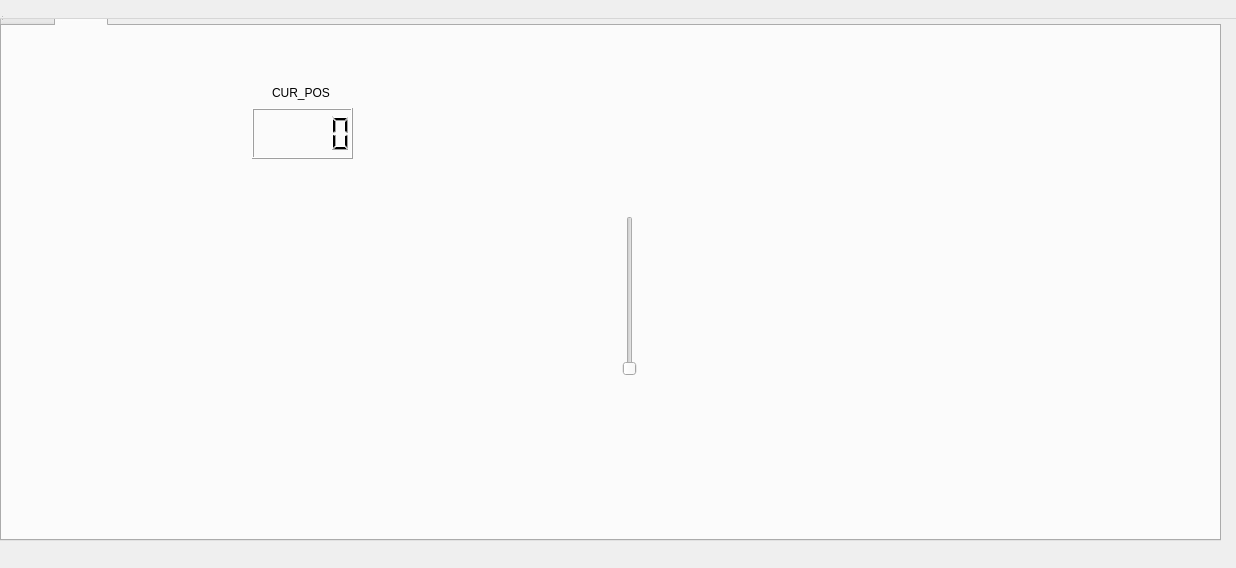
Old version of the form RQT_GUI/resource/AIMBOT_PLUGIN.ui in the repository ProjetS4-Aimteam/Code-Aim-bot.
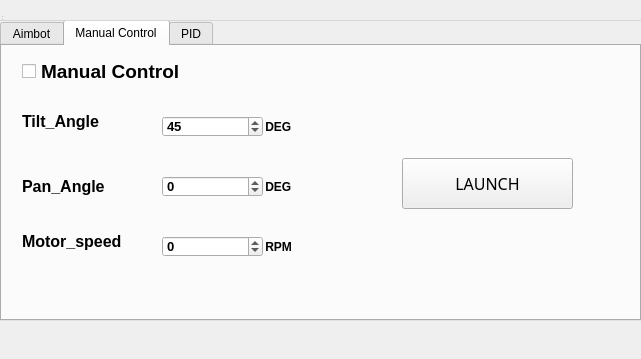
New version of the form. The open tabs and pages were chosen to show the change.

Commit message: GUI updated with basic button for Manual and PID tab. Creation of the backend code to update UIParameter topic as per GUI.

```diff
--- a/RQT_GUI/resource/AIMBOT_PLUGIN.ui
+++ b/RQT_GUI/resource/AIMBOT_PLUGIN.ui
@@ -6,24 +6,21 @@
    <rect>
     <x>0</x>
     <y>0</y>
-    <width>1236</width>
-    <height>568</height>
+    <width>641</width>
+    <height>359</height>
    </rect>
   </property>
   <property name="windowTitle">
    <string>MainWindow</string>
   </property>
   <widget class="QWidget" name="centralWidget">
-   <property name="autoFillBackground">
-    <bool>true</bool>
-   </property>
    <widget class="QTabWidget" name="tabWidget">
     <property name="geometry">
      <rect>
       <x>0</x>
-      <y>0</y>
-      <width>1221</width>
-      <height>541</height>
+      <y>20</y>
+      <width>641</width>
+      <height>301</height>
      </rect>
     </property>
     <property name="currentIndex">
@@ -31,47 +28,546 @@
     </property>
     <widget class="QWidget" name="tab">
      <attribute name="title">
-      <string>Tab 1</string>
+      <string>Aimbot</string>
      </attribute>
-    </widget>
-    <widget class="QWidget" name="tab_2">
-     <attribute name="title">
-      <string>Tab 2</string>
-     </attribute>
+     <widget class="QPushButton" name="Launch_Aimbot">
+      <property name="geometry">
+       <rect>
+        <x>430</x>
+        <y>200</y>
+        <width>171</width>
+        <height>51</height>
+       </rect>
+      </property>
+      <property name="font">
+       <font>
+        <family>Eras Bold ITC</family>
+        <pointsize>12</pointsize>
+        <weight>50</weight>
+        <bold>false</bold>
+       </font>
+      </property>
+      <property name="styleSheet">
+       <string notr="true">backgroundcolor: rgb(99, 133, 255)</string>
+      </property>
+      <property name="text">
+       <string>LAUNCH</string>
+      </property>
+     </widget>
+     <widget class="QComboBox" name="glass_list">
+      <property name="geometry">
+       <rect>
+        <x>430</x>
+        <y>141</y>
+        <width>171</width>
+        <height>31</height>
+       </rect>
+      </property>
+      <property name="font">
+       <font>
+        <pointsize>12</pointsize>
+        <weight>75</weight>
+        <bold>true</bold>
+       </font>
+      </property>
+     </widget>
+     <widget class="QLabel" name="label_7">
+      <property name="geometry">
+       <rect>
+        <x>480</x>
+        <y>115</y>
+        <width>81</width>
+        <height>21</height>
+       </rect>
+      </property>
+      <property name="font">
+       <font>
+        <pointsize>12</pointsize>
+        <weight>75</weight>
+        <bold>true</bold>
+       </font>
+      </property>
+      <property name="text">
+       <string>GLASS</string>
+      </property>
+     </widget>
      <widget class="QLCDNumber" name="CUP_POS">
       <property name="geometry">
        <rect>
-        <x>250</x>
-        <y>82</y>
-        <width>101</width>
-        <height>51</height>
+        <x>430</x>
+        <y>70</y>
+        <width>171</width>
+        <height>31</height>
        </rect>
+      </property>
+     </widget>
+     <widget class="QLabel" name="label_8">
+      <property name="geometry">
+       <rect>
+        <x>480</x>
+        <y>50</y>
+        <width>81</width>
+        <height>21</height>
+       </rect>
+      </property>
+      <property name="font">
+       <font>
+        <pointsize>12</pointsize>
+        <weight>75</weight>
+        <bold>true</bold>
+       </font>
+      </property>
+      <property name="text">
+       <string>CUP_POS</string>
+      </property>
+     </widget>
+     <widget class="QWidget" name="glass_graph" native="true">
+      <property name="geometry">
+       <rect>
+        <x>30</x>
+        <y>30</y>
+        <width>351</width>
+        <height>211</height>
+       </rect>
+      </property>
+     </widget>
+    </widget>
+    <widget class="QWidget" name="tab_2">
+     <attribute name="title">
+      <string>Manual Control</string>
+     </attribute>
+     <widget class="QCheckBox" name="Manual_control_check">
+      <property name="geometry">
+       <rect>
+        <x>20</x>
+        <y>10</y>
+        <width>211</width>
+        <height>31</height>
+       </rect>
+      </property>
+      <property name="font">
+       <font>
+        <pointsize>14</pointsize>
+        <weight>75</weight>
+        <bold>true</bold>
+       </font>
+      </property>
+      <property name="text">
+       <string>Manual Control</string>
+      </property>
+      <property name="checked">
+       <bool>false</bool>
       </property>
      </widget>
      <widget class="QLabel" name="label">
       <property name="geometry">
        <rect>
-        <x>270</x>
+        <x>20</x>
         <y>60</y>
-        <width>59</width>
-        <height>14</height>
+        <width>151</width>
+        <height>31</height>
        </rect>
       </property>
+      <property name="font">
+       <font>
+        <pointsize>12</pointsize>
+        <weight>75</weight>
+        <bold>true</bold>
+       </font>
+      </property>
       <property name="text">
-       <string>CUR_POS</string>
+       <string>Tilt_Angle</string>
       </property>
      </widget>
-     <widget class="QSlider" name="verticalSlider">
+     <widget class="QLabel" name="label_2">
       <property name="geometry">
        <rect>
-        <x>620</x>
+        <x>20</x>
+        <y>120</y>
+        <width>151</width>
+        <height>41</height>
+       </rect>
+      </property>
+      <property name="font">
+       <font>
+        <pointsize>12</pointsize>
+        <weight>75</weight>
+        <bold>true</bold>
+       </font>
+      </property>
+      <property name="text">
+       <string>Pan_Angle</string>
+      </property>
+     </widget>
+     <widget class="QLabel" name="label_3">
+      <property name="geometry">
+       <rect>
+        <x>20</x>
+        <y>180</y>
+        <width>151</width>
+        <height>31</height>
+       </rect>
+      </property>
+      <property name="font">
+       <font>
+        <pointsize>12</pointsize>
+        <weight>75</weight>
+        <bold>true</bold>
+       </font>
+      </property>
+      <property name="text">
+       <string>Motor_speed</string>
+      </property>
+     </widget>
+     <widget class="QDoubleSpinBox" name="tilt_angle">
+      <property name="geometry">
+       <rect>
+        <x>160</x>
+        <y>70</y>
+        <width>101</width>
+        <height>21</height>
+       </rect>
+      </property>
+      <property name="font">
+       <font>
+        <pointsize>10</pointsize>
+        <weight>75</weight>
+        <italic>false</italic>
+        <bold>true</bold>
+        <underline>false</underline>
+       </font>
+      </property>
+      <property name="decimals">
+       <number>0</number>
+      </property>
+      <property name="minimum">
+       <double>30.000000000000000</double>
+      </property>
+      <property name="maximum">
+       <double>80.000000000000000</double>
+      </property>
+      <property name="value">
+       <double>45.000000000000000</double>
+      </property>
+     </widget>
+     <widget class="QDoubleSpinBox" name="pan_angle">
+      <property name="geometry">
+       <rect>
+        <x>160</x>
+        <y>130</y>
+        <width>101</width>
+        <height>21</height>
+       </rect>
+      </property>
+      <property name="font">
+       <font>
+        <pointsize>10</pointsize>
+        <weight>75</weight>
+        <italic>false</italic>
+        <bold>true</bold>
+        <underline>false</underline>
+       </font>
+      </property>
+      <property name="decimals">
+       <number>0</number>
+      </property>
+      <property name="minimum">
+       <double>-31.000000000000000</double>
+      </property>
+      <property name="maximum">
+       <double>30.000000000000000</double>
+      </property>
+      <property name="value">
+       <double>0.000000000000000</double>
+      </property>
+     </widget>
+     <widget class="QDoubleSpinBox" name="motor_speed">
+      <property name="geometry">
+       <rect>
+        <x>160</x>
         <y>190</y>
-        <width>16</width>
-        <height>160</height>
+        <width>101</width>
+        <height>21</height>
        </rect>
       </property>
-      <property name="orientation">
-       <enum>Qt::Vertical</enum>
+      <property name="font">
+       <font>
+        <pointsize>10</pointsize>
+        <weight>75</weight>
+        <italic>false</italic>
+        <bold>true</bold>
+        <underline>false</underline>
+       </font>
+      </property>
+      <property name="decimals">
+       <number>0</number>
+      </property>
+      <property name="minimum">
+       <double>-3.000000000000000</double>
+      </property>
+      <property name="maximum">
+       <double>1080.000000000000000</double>
+      </property>
+      <property name="value">
+       <double>0.000000000000000</double>
+      </property>
+     </widget>
+     <widget class="QLabel" name="label_4">
+      <property name="geometry">
+       <rect>
+        <x>260</x>
+        <y>190</y>
+        <width>47</width>
+        <height>21</height>
+       </rect>
+      </property>
+      <property name="font">
+       <font>
+        <weight>75</weight>
+        <bold>true</bold>
+       </font>
+      </property>
+      <property name="text">
+       <string> RPM</string>
+      </property>
+     </widget>
+     <widget class="QLabel" name="label_5">
+      <property name="geometry">
+       <rect>
+        <x>260</x>
+        <y>130</y>
+        <width>47</width>
+        <height>21</height>
+       </rect>
+      </property>
+      <property name="font">
+       <font>
+        <weight>75</weight>
+        <bold>true</bold>
+       </font>
+      </property>
+      <property name="text">
+       <string> DEG</string>
+      </property>
+     </widget>
+     <widget class="QLabel" name="label_6">
+      <property name="geometry">
+       <rect>
+        <x>260</x>
+        <y>70</y>
+        <width>47</width>
+        <height>21</height>
+       </rect>
+      </property>
+      <property name="font">
+       <font>
+        <weight>75</weight>
+        <bold>true</bold>
+       </font>
+      </property>
+      <property name="text">
+       <string> DEG</string>
+      </property>
+     </widget>
+     <widget class="QPushButton" name="Launch_manual">
+      <property name="geometry">
+       <rect>
+        <x>400</x>
+        <y>112</y>
+        <width>171</width>
+        <height>51</height>
+       </rect>
+      </property>
+      <property name="font">
+       <font>
+        <family>Eras Bold ITC</family>
+        <pointsize>12</pointsize>
+        <weight>50</weight>
+        <bold>false</bold>
+       </font>
+      </property>
+      <property name="styleSheet">
+       <string notr="true">backgroundcolor: rgb(99, 133, 255)</string>
+      </property>
+      <property name="text">
+       <string>LAUNCH</string>
+      </property>
+     </widget>
+    </widget>
+    <widget class="QWidget" name="tab_3">
+     <attribute name="title">
+      <string>PID</string>
+     </attribute>
+     <widget class="QLabel" name="label_9">
+      <property name="geometry">
+       <rect>
+        <x>500</x>
+        <y>30</y>
+        <width>31</width>
+        <height>31</height>
+       </rect>
+      </property>
+      <property name="font">
+       <font>
+        <pointsize>12</pointsize>
+        <weight>75</weight>
+        <bold>true</bold>
+       </font>
+      </property>
+      <property name="text">
+       <string>KP</string>
+      </property>
+     </widget>
+     <widget class="QLabel" name="label_10">
+      <property name="geometry">
+       <rect>
+        <x>500</x>
+        <y>110</y>
+        <width>31</width>
+        <height>31</height>
+       </rect>
+      </property>
+      <property name="font">
+       <font>
+        <pointsize>12</pointsize>
+        <weight>75</weight>
+        <bold>true</bold>
+       </font>
+      </property>
+      <property name="text">
+       <string>KI</string>
+      </property>
+     </widget>
+     <widget class="QLabel" name="label_11">
+      <property name="geometry">
+       <rect>
+        <x>500</x>
+        <y>180</y>
+        <width>31</width>
+        <height>31</height>
+       </rect>
+      </property>
+      <property name="font">
+       <font>
+        <pointsize>12</pointsize>
+        <weight>75</weight>
+        <bold>true</bold>
+       </font>
+      </property>
+      <property name="text">
+       <string>KD</string>
+      </property>
+     </widget>
+     <widget class="QDoubleSpinBox" name="kp">
+      <property name="geometry">
+       <rect>
+        <x>530</x>
+        <y>40</y>
+        <width>101</width>
+        <height>21</height>
+       </rect>
+      </property>
+      <property name="font">
+       <font>
+        <pointsize>10</pointsize>
+        <weight>75</weight>
+        <italic>false</italic>
+        <bold>true</bold>
+        <underline>false</underline>
+       </font>
+      </property>
+      <property name="decimals">
+       <number>1</number>
+      </property>
+      <property name="minimum">
+       <double>0.000000000000000</double>
+      </property>
+      <property name="maximum">
+       <double>50.000000000000000</double>
+      </property>
+      <property name="singleStep">
+       <double>0.100000000000000</double>
+      </property>
+      <property name="value">
+       <double>0.000000000000000</double>
+      </property>
+     </widget>
+     <widget class="QDoubleSpinBox" name="ki">
+      <property name="geometry">
+       <rect>
+        <x>530</x>
+        <y>120</y>
+        <width>101</width>
+        <height>21</height>
+       </rect>
+      </property>
+      <property name="font">
+       <font>
+        <pointsize>10</pointsize>
+        <weight>75</weight>
+        <italic>false</italic>
+        <bold>true</bold>
+        <underline>false</underline>
+       </font>
+      </property>
+      <property name="decimals">
+       <number>1</number>
+      </property>
+      <property name="minimum">
+       <double>0.000000000000000</double>
+      </property>
+      <property name="maximum">
+       <double>50.000000000000000</double>
+      </property>
+      <property name="singleStep">
+       <double>0.100000000000000</double>
+      </property>
+      <property name="value">
+       <double>0.000000000000000</double>
+      </property>
+     </widget>
+     <widget class="QDoubleSpinBox" name="kd">
+      <property name="geometry">
+       <rect>
+        <x>530</x>
+        <y>190</y>
+        <width>101</width>
+        <height>21</height>
+       </rect>
+      </property>
+      <property name="font">
+       <font>
+        <pointsize>10</pointsize>
+        <weight>75</weight>
+        <italic>false</italic>
+        <bold>true</bold>
+        <underline>false</underline>
+       </font>
+      </property>
+      <property name="decimals">
+       <number>1</number>
+      </property>
+      <property name="minimum">
+       <double>0.000000000000000</double>
+      </property>
+      <property name="maximum">
+       <double>50.000000000000000</double>
+      </property>
+      <property name="singleStep">
+       <double>0.100000000000000</double>
+      </property>
+      <property name="value">
+       <double>0.000000000000000</double>
+      </property>
+     </widget>
+     <widget class="QWidget" name="pid_graph" native="true">
+      <property name="geometry">
+       <rect>
+        <x>30</x>
+        <y>40</y>
+        <width>441</width>
+        <height>211</height>
+       </rect>
       </property>
      </widget>
     </widget>
@@ -82,8 +578,8 @@
     <rect>
      <x>0</x>
      <y>0</y>
-     <width>1236</width>
-     <height>19</height>
+     <width>641</width>
+     <height>21</height>
     </rect>
    </property>
   </widget>
```
Left out of the diff: 2 changed lines with no effect on the pictures. The commit also changes 5 other files.
